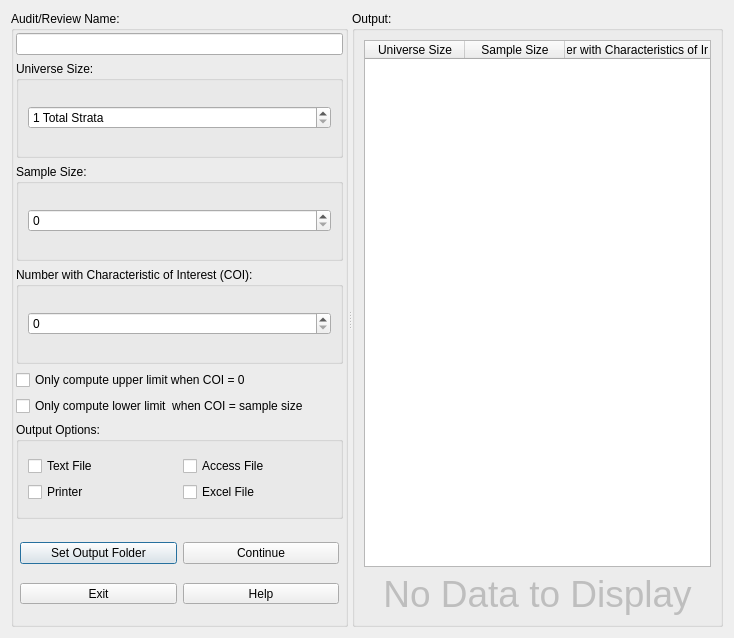
Old version of the form products/RAT-STATS/rstats_modules/UnrestrictedAttributeAppraisal/src/UIRStatsUAA.ui in the repository cbtek/RStats2017.
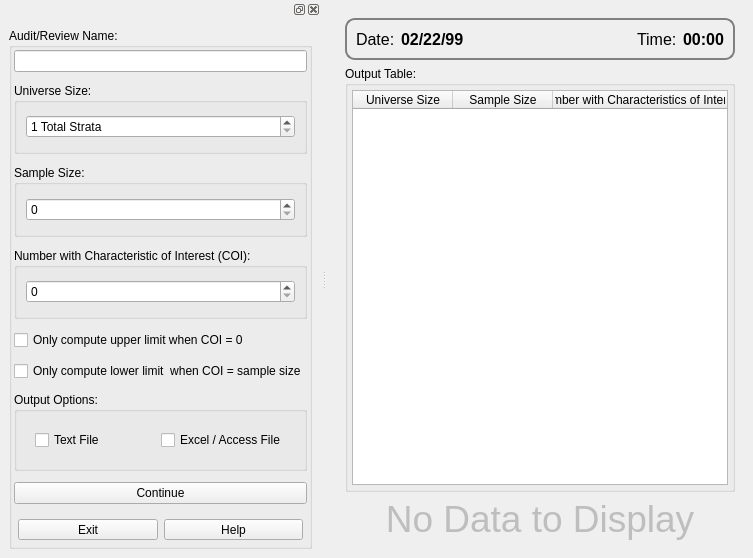
New version of the form.

Commit message: Updated namespaces for modules Renamed UISVA to UIRStatsSVA Added dock to all module forms Converted all module forms to QMainWindow instead of QDialog Made a few UI Changes

What changed in the file:
```diff
--- a/products/RAT-STATS/rstats_modules/UnrestrictedAttributeAppraisal/src/UIRStatsUAA.ui
+++ b/products/RAT-STATS/rstats_modules/UnrestrictedAttributeAppraisal/src/UIRStatsUAA.ui
@@ -1,25 +1,202 @@
 <?xml version="1.0" encoding="UTF-8"?>
 <ui version="4.0">
  <class>UIRStatsUAA</class>
- <widget class="QDialog" name="UIRStatsUAA">
+ <widget class="QMainWindow" name="UIRStatsUAA">
   <property name="geometry">
    <rect>
     <x>0</x>
     <y>0</y>
-    <width>734</width>
-    <height>638</height>
+    <width>753</width>
+    <height>558</height>
    </rect>
   </property>
   <property name="windowTitle">
    <string>UIRStatsUAA</string>
   </property>
-  <layout class="QVBoxLayout" name="verticalLayout_3">
-   <item>
-    <widget class="QSplitter" name="splitter_2">
-     <property name="orientation">
-      <enum>Qt::Horizontal</enum>
-     </property>
-     <widget class="QWidget" name="verticalLayoutWidget">
+  <widget class="QWidget" name="centralwidget">
+   <property name="windowTitle">
+    <string>UIRStatsUAA</string>
+   </property>
+   <layout class="QVBoxLayout" name="verticalLayout_8">
+    <item>
+     <widget class="QSplitter" name="splitter">
+      <property name="orientation">
+       <enum>Qt::Vertical</enum>
+      </property>
+      <widget class="QFrame" name="verticalFrame_4">
+       <layout class="QVBoxLayout" name="verticalLayout_2">
+        <item>
+         <widget class="QFrame" name="m_frmTimeDate">
+          <property name="styleSheet">
+           <string notr="true">#m_frmTimeDate
+{
+	border:2px solid gray;
+	border-radius:10px;
+	padding: 5px;
+}</string>
+          </property>
+          <layout class="QHBoxLayout" name="horizontalLayout_4">
+           <property name="leftMargin">
+            <number>4</number>
+           </property>
+           <property name="topMargin">
+            <number>4</number>
+           </property>
+           <property name="rightMargin">
+            <number>4</number>
+           </property>
+           <property name="bottomMargin">
+            <number>4</number>
+           </property>
+           <item>
+            <widget class="QLabel" name="label_6">
+             <property name="font">
+              <font>
+               <pointsize>12</pointsize>
+              </font>
+             </property>
+             <property name="text">
+              <string>Date:</string>
+             </property>
+            </widget>
+           </item>
+           <item>
+            <widget class="QLabel" name="m_lblDate">
+             <property name="font">
+              <font>
+               <pointsize>12</pointsize>
+               <weight>75</weight>
+               <italic>false</italic>
+               <bold>true</bold>
+              </font>
+             </property>
+             <property name="text">
+              <string>02/22/99</string>
+             </property>
+            </widget>
+           </item>
+           <item>
+            <spacer name="horizontalSpacer">
+             <property name="orientation">
+              <enum>Qt::Horizontal</enum>
+             </property>
+             <property name="sizeHint" stdset="0">
+              <size>
+               <width>40</width>
+               <height>20</height>
+              </size>
+             </property>
+            </spacer>
+           </item>
+           <item>
+            <widget class="QLabel" name="label_5">
+             <property name="font">
+              <font>
+               <pointsize>12</pointsize>
+              </font>
+             </property>
+             <property name="text">
+              <string>Time:</string>
+             </property>
+            </widget>
+           </item>
+           <item>
+            <widget class="QLabel" name="m_lblTime">
+             <property name="font">
+              <font>
+               <pointsize>12</pointsize>
+               <weight>75</weight>
+               <bold>true</bold>
+              </font>
+             </property>
+             <property name="text">
+              <string>00:00</string>
+             </property>
+            </widget>
+           </item>
+          </layout>
+         </widget>
+        </item>
+        <item>
+         <widget class="QGroupBox" name="verticalGroupBox_2">
+          <property name="title">
+           <string>Output Table:</string>
+          </property>
+          <layout class="QVBoxLayout" name="verticalLayout_7">
+           <property name="leftMargin">
+            <number>4</number>
+           </property>
+           <property name="topMargin">
+            <number>4</number>
+           </property>
+           <property name="rightMargin">
+            <number>4</number>
+           </property>
+           <property name="bottomMargin">
+            <number>4</number>
+           </property>
+           <item>
+            <widget class="QTableWidget" name="m_tblInputData">
+             <property name="rowCount">
+              <number>0</number>
+             </property>
+             <attribute name="horizontalHeaderStretchLastSection">
+              <bool>true</bool>
+             </attribute>
+             <attribute name="verticalHeaderVisible">
+              <bool>false</bool>
+             </attribute>
+             <column>
+              <property name="text">
+               <string>Universe Size</string>
+              </property>
+             </column>
+             <column>
+              <property name="text">
+               <string>Sample Size</string>
+              </property>
+             </column>
+             <column>
+              <property name="text">
+               <string>Number with Characteristics of Interest</string>
+              </property>
+             </column>
+            </widget>
+           </item>
+          </layout>
+         </widget>
+        </item>
+        <item>
+         <widget class="QLabel" name="m_lblNoData">
+          <property name="enabled">
+           <bool>false</bool>
+          </property>
+          <property name="font">
+           <font>
+            <pointsize>28</pointsize>
+           </font>
+          </property>
+          <property name="text">
+           <string>No Data to Display</string>
+          </property>
+          <property name="alignment">
+           <set>Qt::AlignCenter</set>
+          </property>
+         </widget>
+        </item>
+       </layout>
+      </widget>
+     </widget>
+    </item>
+   </layout>
+  </widget>
+  <widget class="QDockWidget" name="dockWidget">
+   <attribute name="dockWidgetArea">
+    <number>1</number>
+   </attribute>
+   <widget class="QWidget" name="dockWidgetContents">
+    <layout class="QVBoxLayout" name="verticalLayout_3">
+     <item>
       <layout class="QVBoxLayout" name="verticalLayout_5">
        <item>
         <widget class="QGroupBox" name="gridGroupBox_2">
@@ -39,6 +216,9 @@
           <property name="bottomMargin">
            <number>2</number>
           </property>
+          <property name="spacing">
+           <number>11</number>
+          </property>
           <item row="4" column="0">
            <widget class="QCheckBox" name="checkBox">
             <property name="text">
@@ -47,7 +227,7 @@
            </widget>
           </item>
           <item row="2" column="0">
-           <widget class="QGroupBox" name="verticalGroupBox_2">
+           <widget class="QGroupBox" name="verticalGroupBox_3">
             <property name="title">
              <string>Sample Size:</string>
             </property>
@@ -71,42 +251,36 @@
            </widget>
           </item>
           <item row="6" column="0">
-           <widget class="QGroupBox" name="verticalGroupBox_3">
+           <widget class="QGroupBox" name="verticalGroupBox_4">
             <property name="title">
              <string>Output Options:</string>
             </property>
             <layout class="QVBoxLayout" name="verticalLayout_4">
              <item>
-              <layout class="QGridLayout" name="gridLayout_4">
-               <item row="0" column="0">
-                <widget class="QCheckBox" name="m_chkTextOutput_2">
-                 <property name="text">
-                  <string>Text File</string>
-                 </property>
-                </widget>
-               </item>
-               <item row="1" column="1">
-                <widget class="QCheckBox" name="m_chkExcelOutput_2">
-                 <property name="text">
-                  <string>Excel File</string>
-                 </property>
-                </widget>
-               </item>
-               <item row="0" column="1">
-                <widget class="QCheckBox" name="m_chkAccessOutput_2">
-                 <property name="text">
-                  <string>Access File</string>
-                 </property>
-                </widget>
-               </item>
-               <item row="1" column="0">
-                <widget class="QCheckBox" name="m_chkPrinterOutput_2">
-                 <property name="text">
-                  <string>Printer</string>
-                 </property>
-                </widget>
-               </item>
-              </layout>
+              <widget class="QFrame" name="frame">
+               <property name="sizePolicy">
+                <sizepolicy hsizetype="Preferred" vsizetype="Fixed">
+                 <horstretch>0</horstretch>
+                 <verstretch>0</verstretch>
+                </sizepolicy>
+               </property>
+               <layout class="QGridLayout" name="gridLayout_4">
+                <item row="0" column="0">
+                 <widget class="QCheckBox" name="m_chkTextOutput">
+                  <property name="text">
+                   <string>Text File</string>
+                  </property>
+                 </widget>
+                </item>
+                <item row="0" column="1">
+                 <widget class="QCheckBox" name="m_chkExcelAccessOutput">
+                  <property name="text">
+                   <string>Excel / Access File</string>
+                  </property>
+                 </widget>
+                </item>
+               </layout>
+              </widget>
              </item>
             </layout>
            </widget>
@@ -147,7 +321,7 @@
            </widget>
           </item>
           <item row="3" column="0">
-           <widget class="QGroupBox" name="verticalGroupBox_2">
+           <widget class="QGroupBox" name="verticalGroupBox_5">
             <property name="title">
              <string>Number with Characteristic of Interest (COI):</string>
             </property>
@@ -165,9 +339,22 @@
             </property>
            </widget>
           </item>
+          <item row="7" column="0">
+           <widget class="QPushButton" name="m_btnContinue">
+            <property name="text">
+             <string>Continue</string>
+            </property>
+           </widget>
+          </item>
           <item row="8" column="0">
-           <widget class="QFrame" name="">
-            <layout class="QGridLayout" name="gridLayout_3">
+           <widget class="QWidget" name="widget" native="true">
+            <property name="sizePolicy">
+             <sizepolicy hsizetype="Preferred" vsizetype="Fixed">
+              <horstretch>0</horstretch>
+              <verstretch>0</verstretch>
+             </sizepolicy>
+            </property>
+            <layout class="QHBoxLayout" name="horizontalLayout">
              <property name="leftMargin">
               <number>4</number>
              </property>
@@ -180,14 +367,7 @@
              <property name="bottomMargin">
               <number>4</number>
              </property>
-             <item row="0" column="0">
-              <widget class="QPushButton" name="m_btnSetOutputFolder">
-               <property name="text">
-                <string>Set Output Folder</string>
-               </property>
-              </widget>
-             </item>
-             <item row="1" column="0">
+             <item>
               <widget class="QToolButton" name="m_btnExit">
                <property name="sizePolicy">
                 <sizepolicy hsizetype="Expanding" vsizetype="Fixed">
@@ -209,7 +389,7 @@
                </property>
               </widget>
              </item>
-             <item row="1" column="1">
+             <item>
               <widget class="QToolButton" name="m_btnHelp">
                <property name="sizePolicy">
                 <sizepolicy hsizetype="Expanding" vsizetype="Fixed">
@@ -231,13 +411,6 @@
                </property>
               </widget>
              </item>
-             <item row="0" column="1">
-              <widget class="QPushButton" name="pushButton">
-               <property name="text">
-                <string>Continue</string>
-               </property>
-              </widget>
-             </item>
             </layout>
            </widget>
           </item>
@@ -245,68 +418,10 @@
         </widget>
        </item>
       </layout>
-     </widget>
-     <widget class="QSplitter" name="splitter">
-      <property name="orientation">
-       <enum>Qt::Vertical</enum>
-      </property>
-      <widget class="QGroupBox" name="verticalGroupBox_4">
-       <property name="title">
-        <string>Output:</string>
-       </property>
-       <layout class="QVBoxLayout" name="verticalLayout_2">
-        <item>
-         <widget class="QTableWidget" name="m_tblInputData">
-          <property name="rowCount">
-           <number>0</number>
-          </property>
-          <attribute name="horizontalHeaderStretchLastSection">
-           <bool>true</bool>
-          </attribute>
-          <attribute name="verticalHeaderVisible">
-           <bool>true</bool>
-          </attribute>
-          <column>
-           <property name="text">
-            <string>Universe Size</string>
-           </property>
-          </column>
-          <column>
-           <property name="text">
-            <string>Sample Size</string>
-           </property>
-          </column>
-          <column>
-           <property name="text">
-            <string>Number with Characteristics of Interest</string>
-           </property>
-          </column>
-         </widget>
-        </item>
-        <item>
-         <widget class="QLabel" name="label">
-          <property name="enabled">
-           <bool>false</bool>
-          </property>
-          <property name="font">
-           <font>
-            <pointsize>28</pointsize>
-           </font>
-          </property>
-          <property name="text">
-           <string>No Data to Display</string>
-          </property>
-          <property name="alignment">
-           <set>Qt::AlignCenter</set>
-          </property>
-         </widget>
-        </item>
-       </layout>
-      </widget>
-     </widget>
-    </widget>
-   </item>
-  </layout>
+     </item>
+    </layout>
+   </widget>
+  </widget>
  </widget>
  <resources/>
  <connections/>
```
Left out of the diff: 10 changed lines with no effect on the pictures. The commit also changes 17 other files.
